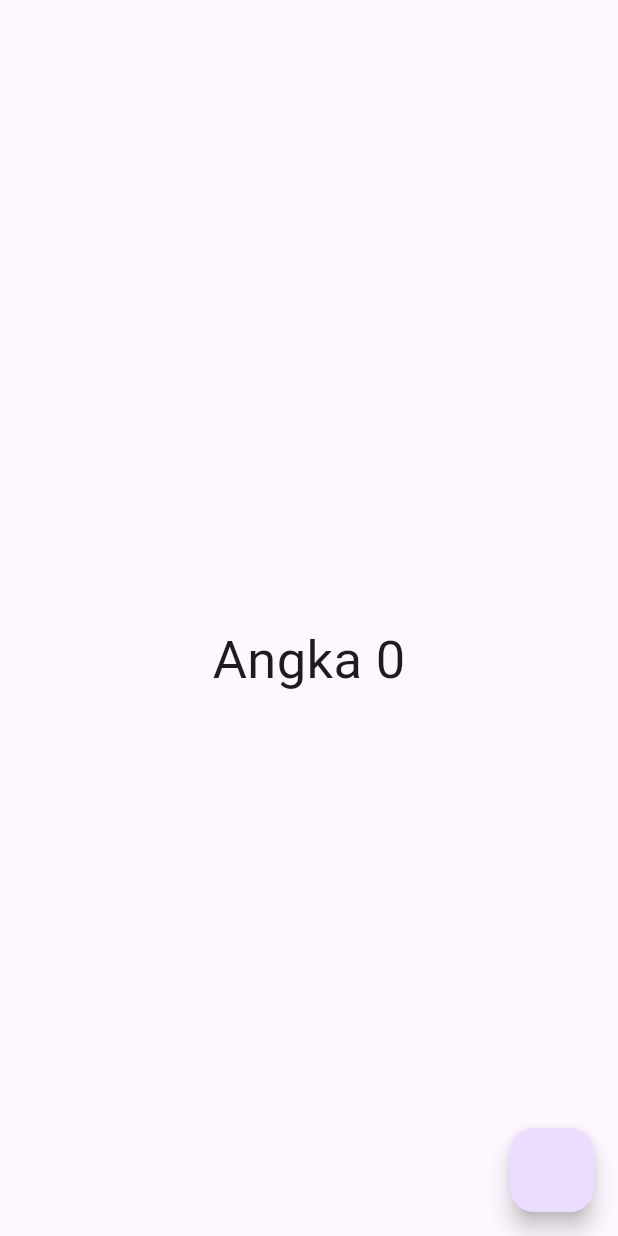
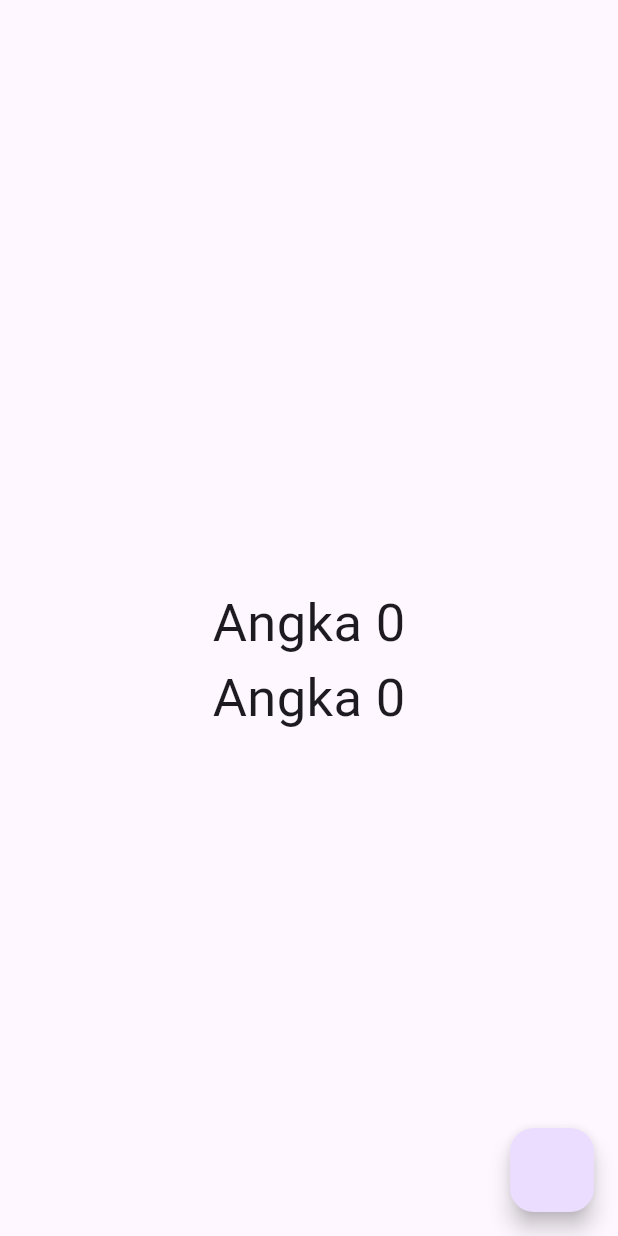
Before and after one commit to hafid-js/Flutter-GetX, a Flutter app: the screen it shows after launch, on a phone screen of 412 x 824 dp. Run offline on Flutter 3.47's test engine with Material 3 defaults, Android fonts, the phone set to English and light mode, and no system bars; our stand-ins replace get.

Commit message:
getX unique ID

```diff
--- a/lib/main.dart
+++ b/lib/main.dart
@@ -1,5 +1,4 @@
 import 'package:flutter/material.dart';
-import 'package:flutter_getx/controllers/counter_controller.dart';
 import 'package:get/get.dart';
 
 void main() {
@@ -10,24 +9,33 @@ class MyApp extends StatelessWidget {
   final countC = Get.put(CounterController());
   @override
   Widget build(BuildContext context) {
-    print("build");
     return MaterialApp(
       home: Scaffold(
         appBar: AppBar(),
-        body: Center(
-          child: GetBuilder<CounterController>(
-            // init: CounterController(),
-            builder: (controller) => Text(
-            "Angka ${controller.count}",
-            style: TextStyle(
-              fontSize: 35
-            ),
-          ),)
-        ),
-        floatingActionButton: FloatingActionButton(onPressed: () {
-          countC.increment();
-        }),
+        body: Center(child: Column(
+          mainAxisAlignment: MainAxisAlignment.center,
+          children: [
+            GetBuilder<CounterController>(
+              id: "hafid",
+              builder: (_) {
+              return Text("Angka ${countC.count}", style: TextStyle(fontSize: 35));
+            }),
+            GetBuilder<CounterController>(builder: (_) {
+              return Text("Angka ${countC.count}", style: TextStyle(fontSize: 35));
+            })
+          ],
+        )),
+        floatingActionButton: FloatingActionButton(onPressed: () => countC.add()),
       ),
     );
   }
 }
+
+class CounterController extends GetxController {
+  var count = 0;
+
+  void add() {
+    count++;
+    update(['hafid']);
+  }
+}
```
